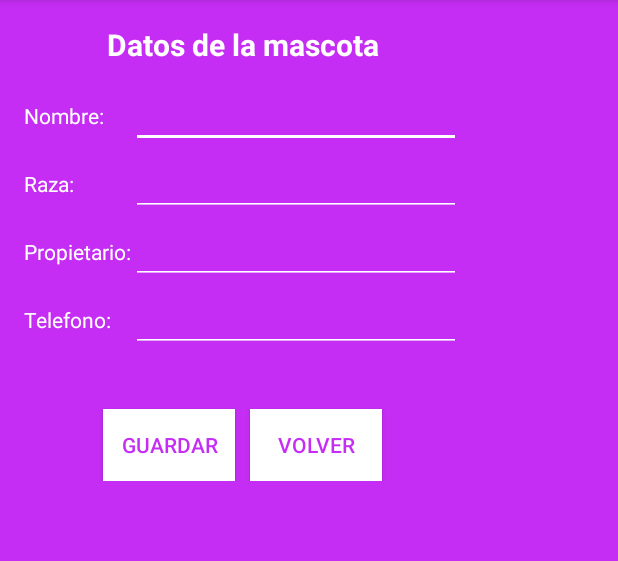
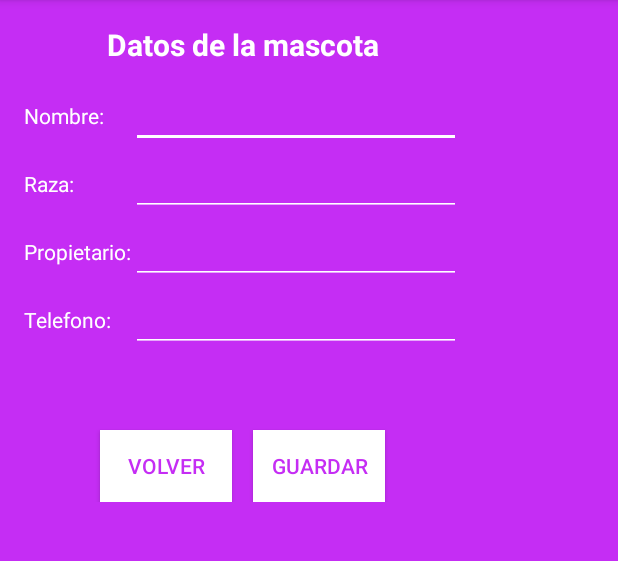
Before and after one commit to nono9119/App_MyCan, an Android app: the InsertarMascota screen opened directly, with no data from a screen before it, on a phone screen of 412 x 824 dp, the part 84-645 px from its top. Run offline under Robolectric (Android 15) with nearby library versions, the phone set to English and light mode, and no system bars; 1 statement that could not run was skipped.

Commit message:
TryFix a lo del menu y cambios visuales

```diff
--- a/app/src/main/java/com/mycan/app_mycan/ListCitas.java
+++ b/app/src/main/java/com/mycan/app_mycan/ListCitas.java
@@ -73,6 +73,12 @@ public class ListCitas extends ActionBarActivity {
         if (Integer.parseInt(numCitas) != 0) { cargarLista(); }
         cargarDatosMascota();
         registerForContextMenu(listaCitas);
+    }
+
+    @Override
+    public void onBackPressed() {
+        // BORRAR TODO PROCESO AL CERRAR LA APP
+        android.os.Process.killProcess(android.os.Process.myPid());
     }
 
     // onResume PARA ACTUALIZAR LA LISTA
--- a/app/src/main/res/layout/activity_insertar_cita.xml
+++ b/app/src/main/res/layout/activity_insertar_cita.xml
@@ -120,10 +120,10 @@
                 android:onClick="onClick"
                 android:textColor="#ffc52df4"
                 android:background="#ffffffff"
+                android:gravity="center"
                 android:layout_alignParentTop="true"
-                android:layout_toRightOf="@+id/btVolverCita"
-                android:layout_toEndOf="@+id/btVolverCita"
-                android:gravity="center" />
+                android:layout_alignParentRight="true"
+                android:layout_alignParentEnd="true" />
 
             <Button
                 android:layout_width="wrap_content"
--- a/app/src/main/res/layout/activity_insertar_mascota.xml
+++ b/app/src/main/res/layout/activity_insertar_mascota.xml
@@ -105,12 +105,14 @@ android:background="#ffc52df4" >
                 android:text="@string/guardar"
                 android:id="@+id/btGuardarMascota"
                 android:onClick="onClick"
-                android:layout_marginTop="38dp"
+                android:layout_marginTop="52dp"
                 android:textColor="#ffc52df4"
                 android:background="#ffffffff"
                 android:backgroundTint="#ffffffff"
-                android:layout_marginRight="10dp"
-                android:gravity="center" />
+                android:gravity="center"
+                android:layout_alignParentTop="true"
+                android:layout_alignParentRight="true"
+                android:layout_alignParentEnd="true" />
 
             <Button
                 android:layout_width="wrap_content"
@@ -120,10 +122,9 @@ android:background="#ffc52df4" >
                 android:onClick="onClick"
                 android:textColor="#ffc52df4"
                 android:background="#ffffffff"
+                android:gravity="center"
                 android:layout_alignTop="@+id/btGuardarMascota"
-                android:layout_toRightOf="@+id/btGuardarMascota"
-                android:layout_toEndOf="@+id/btGuardarMascota"
-                android:gravity="center" />
+                android:layout_centerHorizontal="true" />
         </RelativeLayout>
     </TableRow>
 </TableLayout>
--- a/app/src/main/res/values/styles.xml
+++ b/app/src/main/res/values/styles.xml
@@ -8,6 +8,8 @@
         <item name="android:listViewStyle">@style/ListViewStyle</item>
         <item name="android:spinnerItemStyle">@style/SpinnerItem</item>
         <item name="android:spinnerDropDownItemStyle">@style/spinnerDropDownItemStyle</item>
+        <item name="actionBarPopupTheme">@style/ThemeOverlay.AppCompat.Light</item>
+        <item name="actionModeBackground">@color/white</item>
     </style>
     <!-- Estilo ListView -->
     <style name="ListViewStyle" parent="@android:style/Widget.ListView">
```
